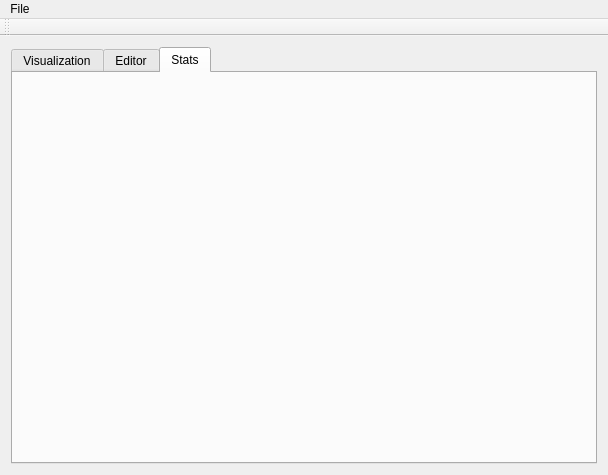
Above: Relooker/mainwindow.ui from Mixbo-zz/relooker before the change. Below: the same form after it.
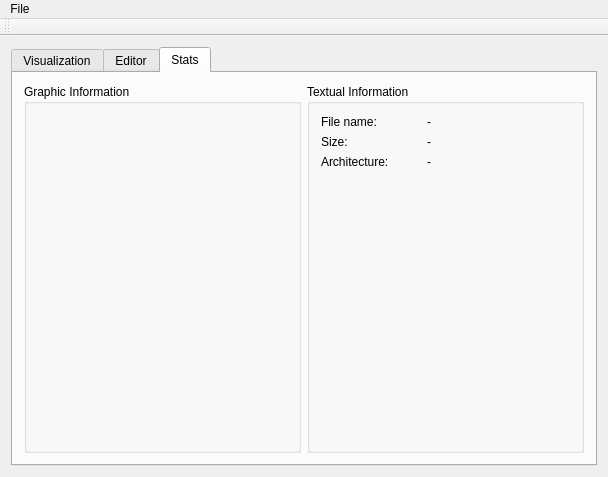
That is the form after the change. The open tabs and pages were chosen to show the change.

Commit message: Finished GUI skeleton

```diff
--- a/Relooker/mainwindow.ui
+++ b/Relooker/mainwindow.ui
@@ -7,7 +7,7 @@
     <x>0</x>
     <y>0</y>
     <width>608</width>
-    <height>463</height>
+    <height>477</height>
    </rect>
   </property>
   <property name="windowTitle">
@@ -290,6 +290,147 @@
        <attribute name="title">
         <string>Stats</string>
        </attribute>
+       <layout class="QGridLayout" name="gridLayout_8">
+        <item row="0" column="0">
+         <widget class="QGroupBox" name="groupBox_graphic">
+          <property name="title">
+           <string>Graphic Information</string>
+          </property>
+         </widget>
+        </item>
+        <item row="0" column="1">
+         <widget class="QGroupBox" name="groupBox_text">
+          <property name="title">
+           <string>Textual Information</string>
+          </property>
+          <layout class="QGridLayout" name="gridLayout_9">
+           <item row="0" column="0">
+            <layout class="QVBoxLayout" name="verticalLayout_2">
+             <item>
+              <layout class="QVBoxLayout" name="verticalLayout">
+               <item>
+                <layout class="QHBoxLayout" name="horizontalLayout">
+                 <item>
+                  <widget class="QLabel" name="label">
+                   <property name="sizePolicy">
+                    <sizepolicy hsizetype="Fixed" vsizetype="Fixed">
+                     <horstretch>0</horstretch>
+                     <verstretch>0</verstretch>
+                    </sizepolicy>
+                   </property>
+                   <property name="minimumSize">
+                    <size>
+                     <width>100</width>
+                     <height>0</height>
+                    </size>
+                   </property>
+                   <property name="maximumSize">
+                    <size>
+                     <width>100</width>
+                     <height>16777215</height>
+                    </size>
+                   </property>
+                   <property name="text">
+                    <string>File name:</string>
+                   </property>
+                  </widget>
+                 </item>
+                 <item>
+                  <widget class="QLabel" name="label_5">
+                   <property name="text">
+                    <string>-</string>
+                   </property>
+                  </widget>
+                 </item>
+                </layout>
+               </item>
+               <item>
+                <layout class="QHBoxLayout" name="horizontalLayout_2">
+                 <item>
+                  <widget class="QLabel" name="label_2">
+                   <property name="sizePolicy">
+                    <sizepolicy hsizetype="Fixed" vsizetype="Fixed">
+                     <horstretch>0</horstretch>
+                     <verstretch>0</verstretch>
+                    </sizepolicy>
+                   </property>
+                   <property name="minimumSize">
+                    <size>
+                     <width>100</width>
+                     <height>0</height>
+                    </size>
+                   </property>
+                   <property name="maximumSize">
+                    <size>
+                     <width>100</width>
+                     <height>16777215</height>
+                    </size>
+                   </property>
+                   <property name="text">
+                    <string>Size:</string>
+                   </property>
+                  </widget>
+                 </item>
+                 <item>
+                  <widget class="QLabel" name="label_4">
+                   <property name="text">
+                    <string>-</string>
+                   </property>
+                  </widget>
+                 </item>
+                </layout>
+               </item>
+               <item>
+                <layout class="QHBoxLayout" name="horizontalLayout_3">
+                 <item>
+                  <widget class="QLabel" name="label_3">
+                   <property name="minimumSize">
+                    <size>
+                     <width>100</width>
+                     <height>0</height>
+                    </size>
+                   </property>
+                   <property name="maximumSize">
+                    <size>
+                     <width>100</width>
+                     <height>16777215</height>
+                    </size>
+                   </property>
+                   <property name="text">
+                    <string>Architecture:</string>
+                   </property>
+                  </widget>
+                 </item>
+                 <item>
+                  <widget class="QLabel" name="label_6">
+                   <property name="text">
+                    <string>-</string>
+                   </property>
+                  </widget>
+                 </item>
+                </layout>
+               </item>
+              </layout>
+             </item>
+             <item>
+              <spacer name="verticalSpacer">
+               <property name="orientation">
+                <enum>Qt::Vertical</enum>
+               </property>
+               <property name="sizeHint" stdset="0">
+                <size>
+                 <width>20</width>
+                 <height>40</height>
+                </size>
+               </property>
+              </spacer>
+             </item>
+            </layout>
+           </item>
+          </layout>
+         </widget>
+        </item>
+       </layout>
       </widget>
      </widget>
     </item>
```
Left out of the diff: 3 changed lines with no effect on the pictures. The commit also changes 1 other file.
